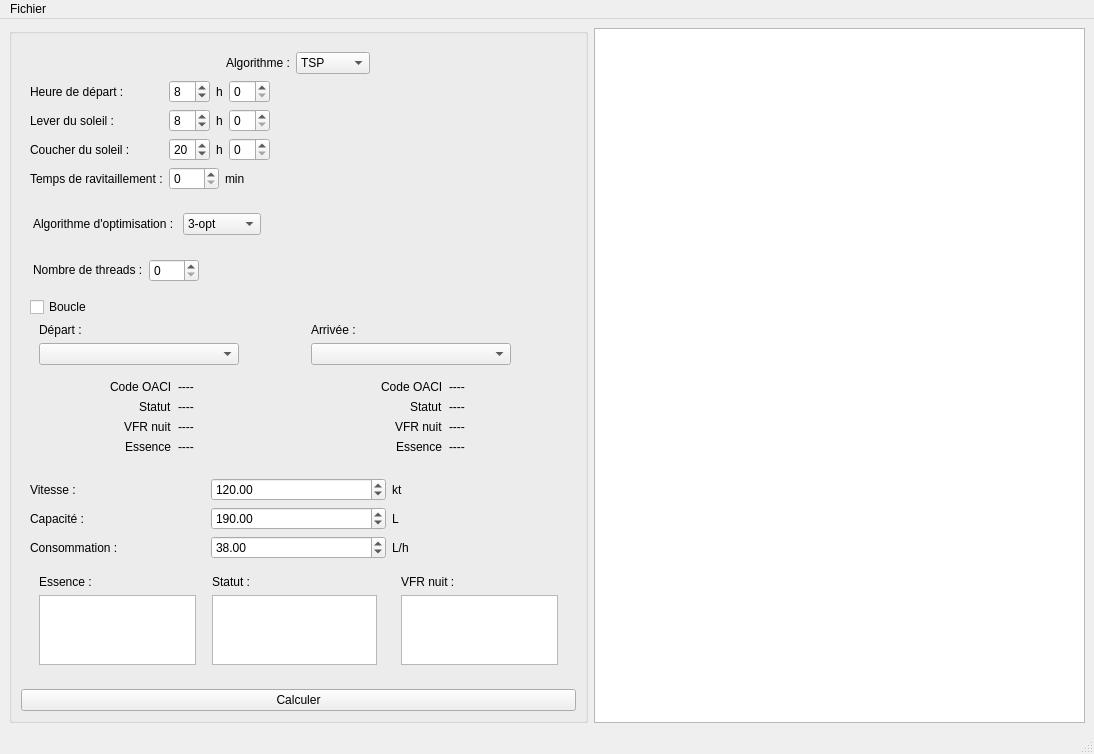
Before: the Qt Designer form Interface_Graphique/mainwindowtest.ui in Akahara/FlightPath, drawn with Qt 5.
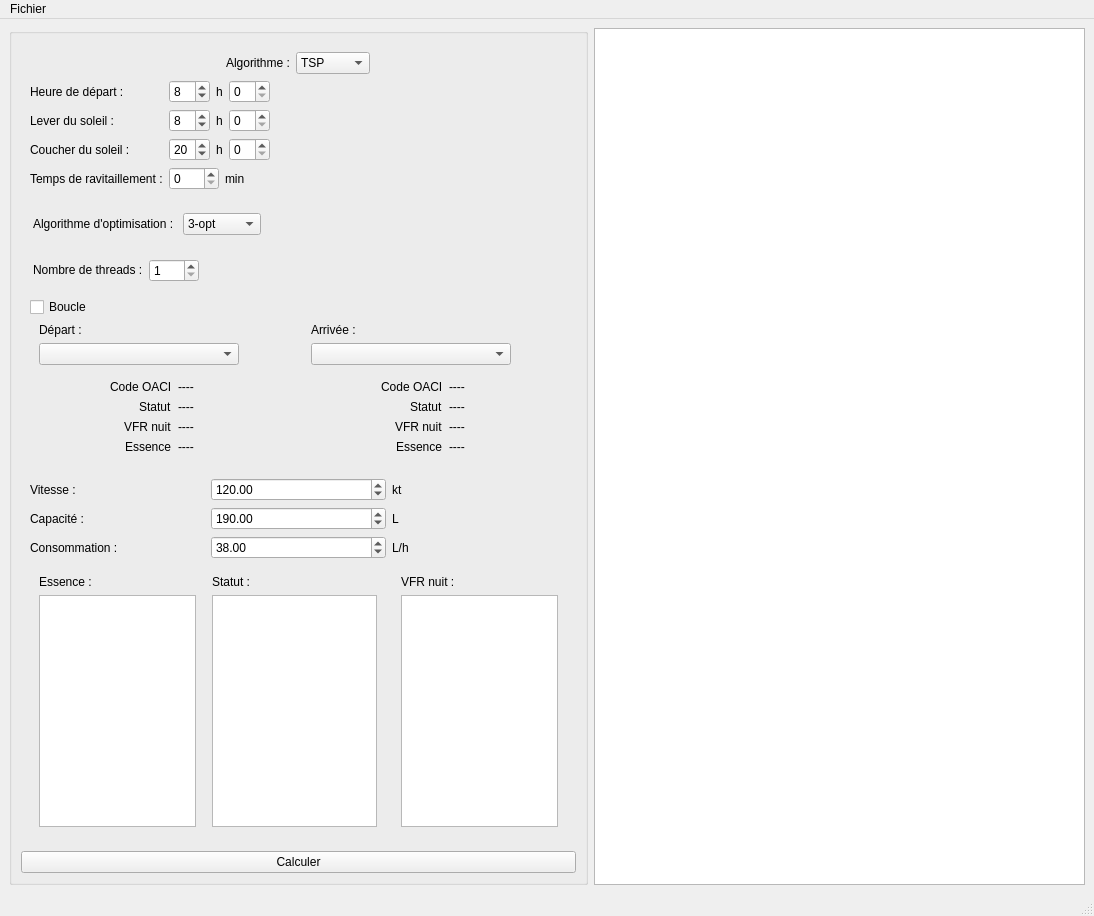
After: the same form once the commit is applied.

```diff
--- a/Interface_Graphique/mainwindowtest.ui
+++ b/Interface_Graphique/mainwindowtest.ui
@@ -7,7 +7,7 @@
     <x>0</x>
     <y>0</y>
     <width>1094</width>
-    <height>752</height>
+    <height>916</height>
    </rect>
   </property>
   <property name="windowTitle">
@@ -470,6 +470,12 @@
               <height>16777215</height>
              </size>
             </property>
+            <property name="minimum">
+             <number>1</number>
+            </property>
+            <property name="maximum">
+             <number>9999</number>
+            </property>
            </widget>
           </item>
           <item alignment="Qt::AlignLeft">
@@ -573,7 +579,7 @@
               </widget>
              </item>
              <item>
-              <widget class="QWidget" name="" native="true">
+              <widget class="QWidget" name="widget" native="true">
                <layout class="QGridLayout" name="gridLayout">
                 <item row="0" column="1">
                  <widget class="QLabel" name="depOACILabel">
```
Left out of the diff: 8 changed lines with no effect on the pictures.
